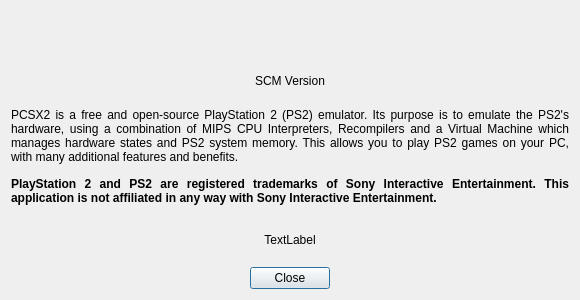
Qt form pcsx2-qt/AboutDialog.ui (PCSX2/pcsx2) before a commit.
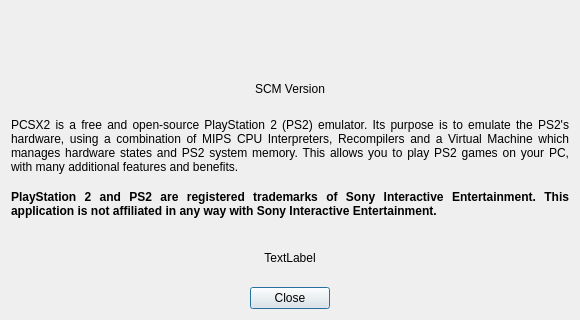
The same form after that commit. Icons and pictures are not drawn.

Commit message: Qt: Increase the height of the about dialog

```diff
--- a/pcsx2-qt/AboutDialog.ui
+++ b/pcsx2-qt/AboutDialog.ui
@@ -7,7 +7,7 @@
     <x>0</x>
     <y>0</y>
     <width>580</width>
-    <height>300</height>
+    <height>320</height>
    </rect>
   </property>
   <property name="windowTitle">
```
